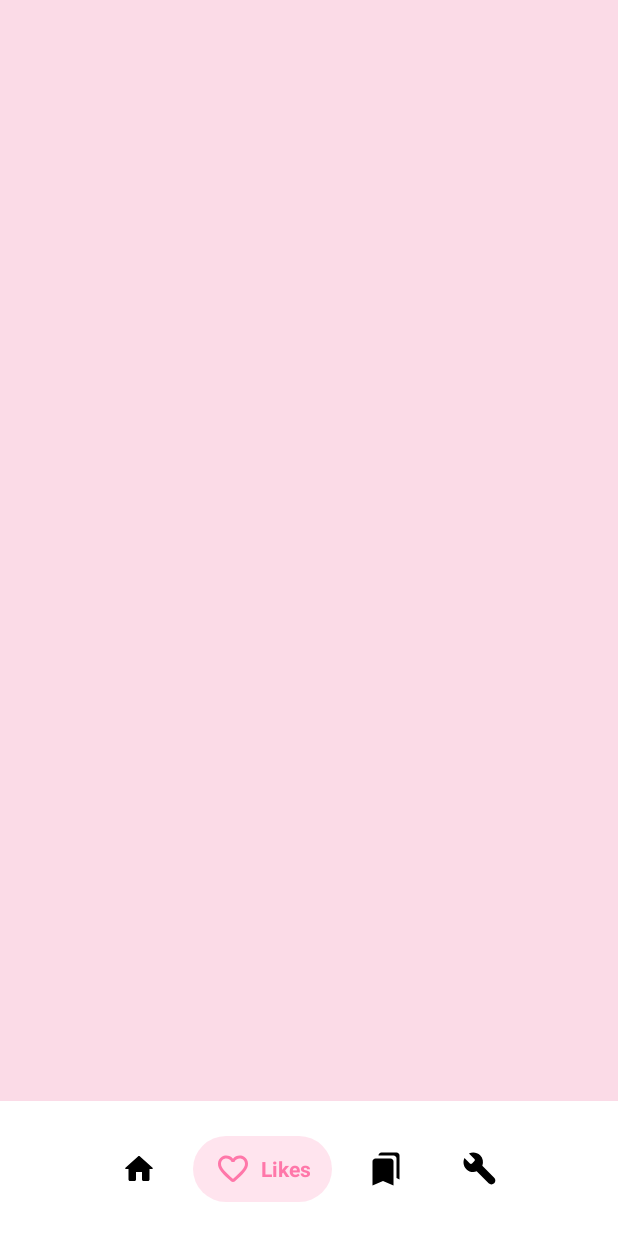
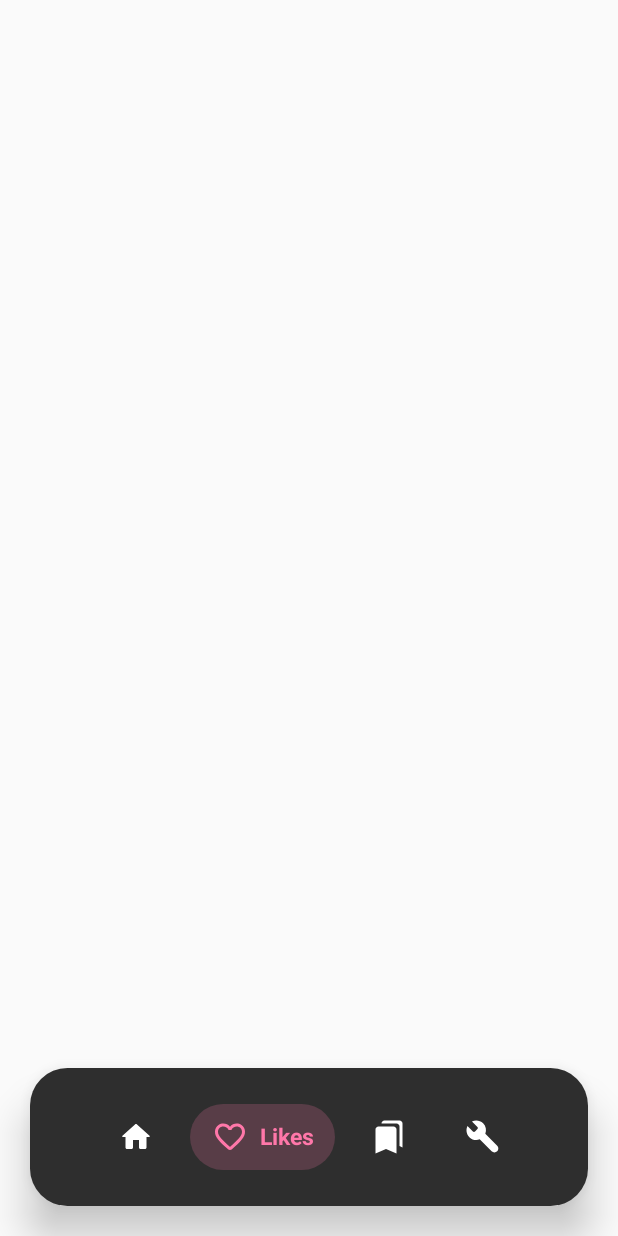
Before and after one commit to st235/ExpandableBottomBar, an Android app: the screen it shows after launch (MainActivity), after a tap on an icon or button, on a phone screen of 412 x 824 dp. Run offline under Robolectric (Android 15) with nearby library versions, the phone set to English and light mode, and no system bars; 1 other tap on this screen came first.

```diff
--- a/app/src/main/res/layout/activity_main.xml
+++ b/app/src/main/res/layout/activity_main.xml
@@ -14,8 +14,11 @@
     <github.com.st235.lib_expandablebottombar.ExpandableBottomBar
         android:id="@+id/expandable_bottom_bar"
         android:layout_width="0dp"
-        android:layout_height="90dp"
-        android:background="@android:color/white"
+        android:layout_height="wrap_content"
+        android:layout_margin="20dp"
+        app:backgroundCornerRadius="25dp"
+        app:backgroundColor="#2e2e2e"
+        app:itemInactiveBackgroundColor="#fff"
         app:layout_constraintBottom_toBottomOf="parent"
         app:layout_constraintEnd_toEndOf="parent"
         app:layout_constraintStart_toStartOf="parent" />
--- a/app/src/main/res/values/styles.xml
+++ b/app/src/main/res/values/styles.xml
@@ -9,5 +9,4 @@
         <item name="android:windowTranslucentStatus">true</item>
         <item name="android:statusBarColor">@android:color/transparent</item>
     </style>
-
 </resources>
--- a/lib_expandablebottombar/src/main/java/github/com/st235/lib_expandablebottombar/ExpandableBottomBar.kt
+++ b/lib_expandablebottombar/src/main/java/github/com/st235/lib_expandablebottombar/ExpandableBottomBar.kt
@@ -9,7 +9,6 @@ import android.support.annotation.IdRes
 import android.support.constraint.ConstraintLayout
 import android.support.constraint.ConstraintSet
 import android.support.v4.content.ContextCompat
-import android.support.v4.graphics.drawable.DrawableCompat
 import android.support.v7.widget.AppCompatImageView
 import android.support.v7.widget.AppCompatTextView
 import android.text.Spannable
@@ -20,10 +19,10 @@ import android.transition.TransitionManager
 import android.util.AttributeSet
 import android.view.Gravity
 import android.view.View
-import android.widget.ImageView
 import android.widget.LinearLayout
 import android.widget.TextView
 import github.com.st235.lib_expandablebottombar.utils.DrawableHelper
+import github.com.st235.lib_expandablebottombar.utils.applyForApiMAndHigher
 import github.com.st235.lib_expandablebottombar.utils.createChain
 import github.com.st235.lib_expandablebottombar.utils.toPx
 
@@ -35,11 +34,15 @@ internal const val IMAGE_TAG = "tag.image"
 typealias OnItemClickListener = (v: View, menuItem: ExpandableBottomBarMenuItem) -> Unit
 
 class ExpandableBottomBar @JvmOverloads constructor(
-    context: Context, attrs: AttributeSet? = null, defStyleAttr: Int = 0
+    context: Context, attrs: AttributeSet? = null, defStyleAttr: Int = R.attr.expandableButtonBarDefaultStyle
 ) : ConstraintLayout(context, attrs, defStyleAttr) {
 
     private var backgroundOpacity: Float = 0F
     private var backgroundCornerRadius: Float = 0F
+    private var menuItemHorizontalMargin: Int = 0
+    private var menuItemVerticalMargin: Int = 0
+    private var menuHorizontalPadding: Int = 0
+    private var menuVerticalPadding: Int = 0
     @ColorInt private var inactiveBackgroundColor: Int = Color.BLACK
     private val backgroundStates
             = arrayOf(intArrayOf(android.R.attr.state_selected),
@@ -52,21 +55,35 @@ class ExpandableBottomBar @JvmOverloads constructor(
     var onItemClickListener: OnItemClickListener? = null
 
     init {
-        initAttrs(context, attrs)
+        initAttrs(context, attrs, defStyleAttr)
     }
 
-
-    private fun initAttrs(context: Context, attrs: AttributeSet?) {
+    private fun initAttrs(context: Context, attrs: AttributeSet?, defStyleAttr: Int) {
         if (attrs == null) {
             return
         }
 
-        val typedArray = context.obtainStyledAttributes(attrs, R.styleable.ExpandableBottomBar)
+        val typedArray = context.obtainStyledAttributes(attrs, R.styleable.ExpandableBottomBar,
+            defStyleAttr, R.style.ExpandableBottomBar)
 
-        backgroundOpacity = typedArray.getFloat(R.styleable.ExpandableBottomBar_backgroundOpacity, 0.2F)
-        backgroundCornerRadius = typedArray.getDimension(R.styleable.ExpandableBottomBar_backgroundCornerRadius, 30F.toPx())
-        inactiveBackgroundColor = typedArray.getColor(R.styleable.ExpandableBottomBar_inactiveBackgroundColor, Color.BLACK)
+        backgroundOpacity = typedArray.getFloat(R.styleable.ExpandableBottomBar_itemBackgroundOpacity, 0.2F)
+        backgroundCornerRadius = typedArray.getDimension(R.styleable.ExpandableBottomBar_itemBackgroundCornerRadius, 30F.toPx())
+        inactiveBackgroundColor = typedArray.getColor(R.styleable.ExpandableBottomBar_itemInactiveBackgroundColor, Color.BLACK)
         transitionDuration = typedArray.getInt(R.styleable.ExpandableBottomBar_transitionDuration, 100)
+        menuItemHorizontalMargin = typedArray.getDimension(R.styleable.ExpandableBottomBar_item_horizontal_margin, 5F.toPx()).toInt()
+        menuItemVerticalMargin = typedArray.getDimension(R.styleable.ExpandableBottomBar_item_vertical_margin, 5F.toPx()).toInt()
+        menuHorizontalPadding = typedArray.getDimension(R.styleable.ExpandableBottomBar_item_horizontal_padding, 15F.toPx()).toInt()
+        menuVerticalPadding = typedArray.getDimension(R.styleable.ExpandableBottomBar_item_vertical_padding, 10F.toPx()).toInt()
+
+        val backgroundColor = typedArray.getColor(R.styleable.ExpandableBottomBar_backgroundColor, Color.WHITE)
+        val backgroundCornerRadius = typedArray.getDimension(R.styleable.ExpandableBottomBar_backgroundCornerRadius, 0F)
+
+        background =
+            DrawableHelper.createShapeDrawable(backgroundColor, backgroundCornerRadius, 1.0F)
+
+        applyForApiMAndHigher {
+            elevation = typedArray.getDimension(R.styleable.ExpandableBottomBar_elevation, 16F.toPx())
+        }
 
         typedArray.recycle()
     }
@@ -80,21 +97,20 @@ class ExpandableBottomBar @JvmOverloads constructor(
             val item = items[i]
             val itemView = createItem(item)
 
-            val prevId = if (i - 1 < 0) firstItemId else items[i - 1].itemId
-            val nextId = if (i + 1 >= items.size) lastItemId else items[i + 1].itemId
+            val prevIconId = if (i - 1 < 0) firstItemId else items[i - 1].itemId
+            val nextIconId = if (i + 1 >= items.size) lastItemId else items[i + 1].itemId
 
-            addViewInternal(itemView, prevId, nextId)
+            addItemInternal(itemView, prevIconId, nextIconId)
         }
     }
 
-    private fun onItemClick(
-            activeItemId: Int,
-            activeItemView: View,
-            activeIconView: AppCompatImageView,
-            activeTextView: TextView,
-            activeColor: Int
+    private fun onItemClickInternal(
+        activeMenuItem: ExpandableBottomBarMenuItem,
+        activeItemView: View,
+        activeIconView: AppCompatImageView,
+        activeTextView: TextView
     ) {
-        if (selectedItemId == activeItemId) {
+        if (selectedItemId == activeMenuItem.itemId) {
             return
         }
 
@@ -103,28 +119,24 @@ class ExpandableBottomBar @JvmOverloads constructor(
         val set = ConstraintSet()
         set.clone(this)
 
+        selectItem(activeMenuItem, activeItemView, activeIconView, activeTextView)
+
         val previouslyItemView = findViewById<LinearLayout>(selectedItemId)
         val previouslyTextView = previouslyItemView.findViewWithTag<View>(TEXT_TAG) as TextView
-        val previouslyActiveIconView = previouslyItemView.findViewWithTag<View>(IMAGE_TAG) as ImageView
+        val previouslyActiveIconView = previouslyItemView.findViewWithTag<View>(IMAGE_TAG) as AppCompatImageView
 
-        activeItemView.background = DrawableHelper.createShapeDrawable(activeColor, backgroundCornerRadius, backgroundOpacity)
-        activeIconView.isSelected = true
-        activeTextView.isSelected = true
-        activeTextView.visibility = View.VISIBLE
+        deselectItem(previouslyItemView, previouslyActiveIconView, previouslyTextView)
 
-        previouslyItemView.background = null
-        previouslyTextView.visibility = View.GONE
-        previouslyTextView.isSelected = false
-        previouslyActiveIconView.isSelected = false
-
-        selectedItemId = activeItemId
+        selectedItemId = activeMenuItem.itemId
         set.applyTo(this)
     }
 
     private fun createItem(menuItem: ExpandableBottomBarMenuItem): View {
-        val item = LinearLayout(context).apply {
+        val itemView = LinearLayout(context).apply {
             id = menuItem.itemId
             orientation = LinearLayout.HORIZONTAL
+            setPadding(menuHorizontalPadding, menuVerticalPadding,
+                    menuHorizontalPadding, menuVerticalPadding)
         }
 
         val colors = intArrayOf(menuItem.activeColor, inactiveBackgroundColor)
@@ -132,11 +144,10 @@ class ExpandableBottomBar @JvmOverloads constructor(
 
         val iconView = AppCompatImageView(context).apply {
             tag = IMAGE_TAG
-            setImageDrawable(DrawableHelper.createDrawable(context, menuItem.iconId,
-                    selectedStateColorList))
+            setImageDrawable(DrawableHelper.createDrawable(context, menuItem.iconId, selectedStateColorList))
         }
 
-        val text = AppCompatTextView(context).apply {
+        val textView = AppCompatTextView(context).apply {
             val rawText = SpannableString(resources.getString(menuItem.textId))
             rawText.setSpan(StyleSpan(BOLD), 0, rawText.length, Spannable.SPAN_EXCLUSIVE_EXCLUSIVE)
             setTextColor(selectedStateColorList)
@@ -144,72 +155,92 @@ class ExpandableBottomBar @JvmOverloads constructor(
             tag = TEXT_TAG
             gravity = Gravity.CENTER
             visibility = View.GONE
+            textSize = 15F
         }
 
-        if (selectedItemId == menuItem.itemId) {
-            item.background = DrawableHelper.createShapeDrawable(menuItem.activeColor, backgroundCornerRadius, backgroundOpacity)
-            text.visibility = View.VISIBLE
-            text.isSelected = true
-            val drawable = ContextCompat.getDrawable(context, menuItem.iconId)
-            iconView.isSelected = true
-            iconView.setImageDrawable(drawable)
-        }
-
-        val textLp = LinearLayout.LayoutParams(
+        val textLayoutParams = LinearLayout.LayoutParams(
             LinearLayout.LayoutParams.MATCH_PARENT,
             LinearLayout.LayoutParams.MATCH_PARENT
         ).apply {
             gravity = Gravity.CENTER
-            setMargins(6.toPx(), 0, 0, 0)
+            setMargins(8.toPx(), 0, 0, 0)
         }
 
-        with(item) {
+        if (selectedItemId == menuItem.itemId) {
+            selectItem(menuItem, itemView, iconView, textView)
+        }
+
+        with(itemView) {
             addView(iconView)
-            addView(text, textLp)
+            addView(textView, textLayoutParams)
             setOnClickListener {
-                onItemClick(menuItem.itemId, item, iconView, text, menuItem.activeColor)
-                onItemClickListener?.invoke(item, menuItem)
+                onItemClickInternal(menuItem, itemView, iconView, textView)
+                onItemClickListener?.invoke(itemView, menuItem)
             }
         }
 
-        return item
+        return itemView
     }
 
-    private fun addViewInternal(
-        icon: View,
-        previousId: Int,
-        nextId: Int
+    private fun addItemInternal(
+        itemView: View,
+        previousIconId: Int,
+        nextIconId: Int
     ) {
         val lp = ConstraintLayout.LayoutParams(
             ConstraintLayout.LayoutParams.WRAP_CONTENT, ConstraintLayout.LayoutParams.WRAP_CONTENT
         )
 
-        icon.setPadding(15.toPx(), 10.toPx(), 15.toPx(), 10.toPx())
-        lp.setMargins(5.toPx(), 5.toPx(), 5.toPx(), 5.toPx())
+        lp.setMargins(menuItemHorizontalMargin, menuItemVerticalMargin,
+                menuItemHorizontalMargin, menuItemVerticalMargin)
 
-        addView(icon, lp)
+        addView(itemView, lp)
 
         val cl = ConstraintSet()
         cl.clone(this)
 
-        cl.connect(icon.id, ConstraintSet.TOP, id, ConstraintSet.TOP)
-        cl.connect(icon.id, ConstraintSet.BOTTOM, id, ConstraintSet.BOTTOM)
+        cl.connect(itemView.id, ConstraintSet.TOP, id, ConstraintSet.TOP)
+        cl.connect(itemView.id, ConstraintSet.BOTTOM, id, ConstraintSet.BOTTOM)
 
-        if (previousId == icon.id) {
-            cl.connect(icon.id, ConstraintSet.START, id, ConstraintSet.START)
+        if (previousIconId == itemView.id) {
+            cl.connect(itemView.id, ConstraintSet.START, id, ConstraintSet.START)
         } else {
-            cl.connect(icon.id, ConstraintSet.START, previousId, ConstraintSet.END)
-            cl.createChain(previousId, icon.id, ConstraintSet.CHAIN_PACKED)
+            cl.connect(itemView.id, ConstraintSet.START, previousIconId, ConstraintSet.END)
+            cl.createChain(previousIconId, itemView.id, ConstraintSet.CHAIN_PACKED)
         }
 
-        if (nextId == icon.id) {
-            cl.connect(icon.id, ConstraintSet.END, id, ConstraintSet.END)
+        if (nextIconId == itemView.id) {
+            cl.connect(itemView.id, ConstraintSet.END, id, ConstraintSet.END)
         } else {
-            cl.connect(icon.id, ConstraintSet.END, nextId, ConstraintSet.START)
-            cl.createChain(icon.id, nextId, ConstraintSet.CHAIN_PACKED)
+            cl.connect(itemView.id, ConstraintSet.END, nextIconId, ConstraintSet.START)
+            cl.createChain(itemView.id, nextIconId, ConstraintSet.CHAIN_PACKED)
         }
 
         cl.applyTo(this)
+    }
+
+    private fun deselectItem(
+        itemView: View,
+        iconView: AppCompatImageView,
+        textView: TextView
+    ) {
+        itemView.background = null
+        textView.visibility = View.GONE
+        textView.isSelected = false
+        iconView.isSelected = false
+    }
+
+    private fun selectItem(
+        menuItem: ExpandableBottomBarMenuItem,
+        itemView: View,
+        iconView: AppCompatImageView,
+        textView: TextView
+    ) {
+        itemView.background =
+            DrawableHelper.createShapeDrawable(menuItem.activeColor, backgroundCornerRadius, backgroundOpacity)
+        textView.visibility = View.VISIBLE
+        textView.isSelected = true
+        iconView.isSelected = true
     }
 
     private fun applyTransition() {
--- /dev/null
+++ b/lib_expandablebottombar/src/main/java/github/com/st235/lib_expandablebottombar/utils/AndroidUtils.kt
@@ -0,0 +1,11 @@
+package github.com.st235.lib_expandablebottombar.utils
+
+import android.os.Build
+
+typealias Scope = () -> Unit
+
+fun applyForApiMAndHigher(scope: Scope) {
+    if (Build.VERSION.SDK_INT > Build.VERSION_CODES.LOLLIPOP) {
+        scope()
+    }
+}
--- /dev/null
+++ b/lib_expandablebottombar/src/main/res/values-v21/styles.xml
@@ -0,0 +1,15 @@
+<?xml version="1.0" encoding="utf-8"?>
+<resources>
+    <style name="ExpandableBottomBar">
+        <item name="backgroundColor">#FFF</item>
+        <item name="backgroundCornerRadius">0dp</item>
+        <item name="itemInactiveBackgroundColor">#000</item>
+        <item name="itemBackgroundCornerRadius">30dp</item>
+        <item name="itemBackgroundOpacity">0.2</item>
+        <item name="transitionDuration">100</item>
+        <item name="item_vertical_margin">24dp</item>
+        <item name="item_horizontal_margin">5dp</item>
+        <item name="item_vertical_padding">10dp</item>
+        <item name="item_horizontal_padding">15dp</item>
+    </style>
+</resources>
--- a/lib_expandablebottombar/src/main/res/values/attrs.xml
+++ b/lib_expandablebottombar/src/main/res/values/attrs.xml
@@ -1,10 +1,19 @@
 <?xml version="1.0" encoding="utf-8"?>
 <resources>
     <declare-styleable name="ExpandableBottomBar">
-        <attr name="inactiveBackgroundColor" format="color" />
-        <attr name="backgroundCornerRadius" format="dimension" />
-        <attr name="backgroundOpacity" format="float" />
+        <attr name="itemInactiveBackgroundColor" format="color" />
+        <attr name="itemBackgroundCornerRadius" format="dimension" />
+        <attr name="itemBackgroundOpacity" format="float" />
         <attr name="transitionDuration" format="integer" />
         <attr name="elevation" format="dimension" />
+        <attr name="backgroundColor" format="color" />
+        <attr name="backgroundCornerRadius" format="dimension" />
+
+        <attr name="item_vertical_margin" format="dimension" />
+        <attr name="item_horizontal_margin" format="dimension" />
+        <attr name="item_vertical_padding" format="dimension" />
+        <attr name="item_horizontal_padding" format="dimension" />
     </declare-styleable>
+
+    <attr name="expandableButtonBarDefaultStyle" format="reference" />
 </resources>
--- /dev/null
+++ b/lib_expandablebottombar/src/main/res/values/styles.xml
@@ -0,0 +1,15 @@
+<?xml version="1.0" encoding="utf-8"?>
+<resources>
+    <style name="ExpandableBottomBar">
+        <item name="backgroundColor">#FFF</item>
+        <item name="backgroundCornerRadius">0dp</item>
+        <item name="itemInactiveBackgroundColor">#000</item>
+        <item name="itemBackgroundCornerRadius">30dp</item>
+        <item name="itemBackgroundOpacity">0.2</item>
+        <item name="transitionDuration">100</item>
+        <item name="item_vertical_margin">24dp</item>
+        <item name="item_horizontal_margin">5dp</item>
+        <item name="item_vertical_padding">10dp</item>
+        <item name="item_horizontal_padding">15dp</item>
+    </style>
+</resources>
```
Also changed, not shown: lib_expandablebottombar/build.gradle (+23 -3 lines), 9 other files.
